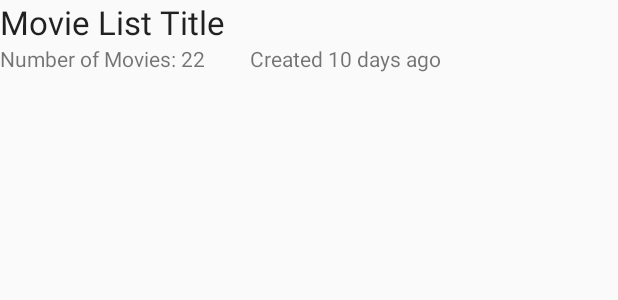
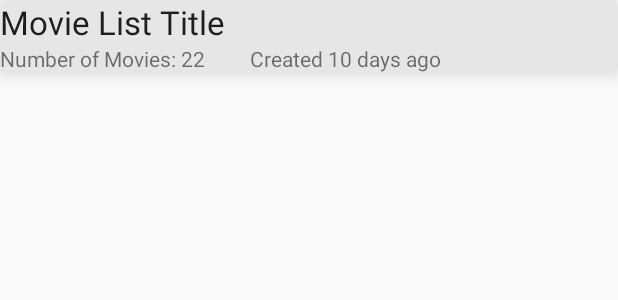
Before and after one commit to Manny810/WhatToWatch, an Android app: the layout item_movie_list.xml on its own in the app's theme, with its tools: preview values and no code run, on a phone screen of 412 x 824 dp. Shown: the top 300 px of the screen. Run offline under Robolectric (Android 15) with nearby library versions, the phone set to English and light mode, and no system bars.

Commit message:
changing movie lists to cards for better UI transitions

```diff
--- a/app/build.gradle
+++ b/app/build.gradle
@@ -51,4 +51,6 @@ dependencies {
 
     implementation 'androidx.appcompat:appcompat:1.0.0'
 
+    implementation "androidx.cardview:cardview:1.0.0"
+
 }
--- a/app/src/main/res/layout/item_movie_list.xml
+++ b/app/src/main/res/layout/item_movie_list.xml
@@ -1,6 +1,17 @@
 <?xml version="1.0" encoding="utf-8"?>
+
+<androidx.cardview.widget.CardView
+    xmlns:card_view="http://schemas.android.com/apk/res-auto"
+    xmlns:android="http://schemas.android.com/apk/res/android"
+    android:layout_width="match_parent"
+    android:layout_height="wrap_content"
+    card_view:cardBackgroundColor="#E6E6E6"
+    card_view:cardCornerRadius="8dp"
+    card_view:cardElevation="8dp"
+    android:clickable="true"
+    android:foreground="?android:attr/selectableItemBackground">
+
     <RelativeLayout
-    xmlns:android="http://schemas.android.com/apk/res/android"
         xmlns:tools="http://schemas.android.com/tools"
         android:layout_width="match_parent"
         android:layout_height="wrap_content">
@@ -38,3 +49,4 @@
             android:layout_toEndOf="@+id/tvMovieListSize"
             tools:text="Created 10 days ago" />
     </RelativeLayout>
+</androidx.cardview.widget.CardView>
```
Lines whose indentation alone changed are shown as unchanged.
